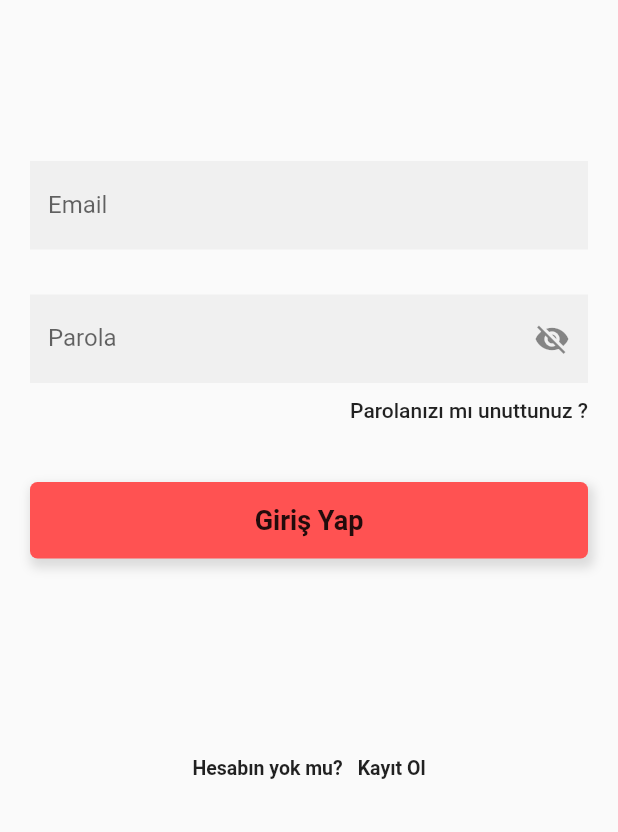
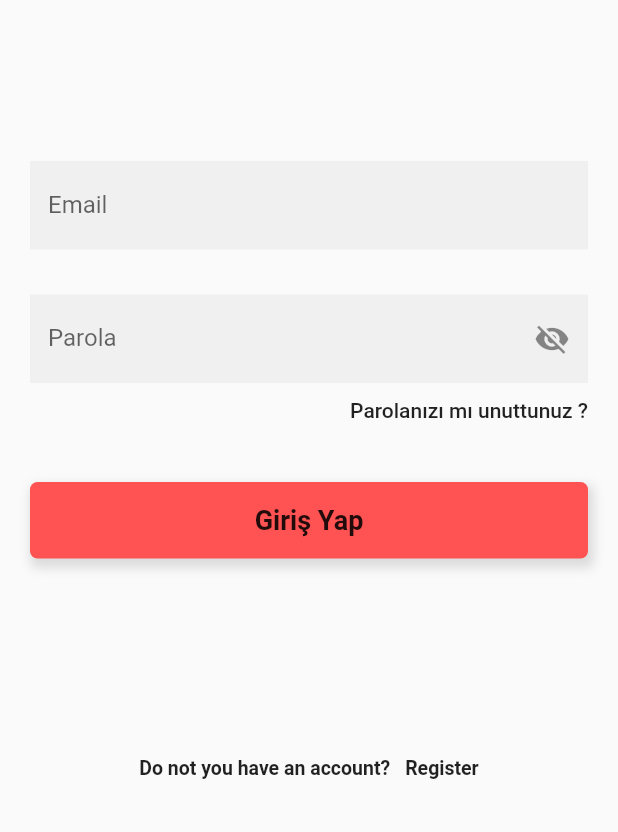
Before and after one commit to FiratAlabuga/KanDostumV2, a Flutter app: the screen it shows after launch, on a phone screen of 412 x 824 dp, the part 404-1236 px from its top. Run offline on Flutter 3.47's test engine with Material 2 defaults, Android fonts, the light colour scheme and no system bars; our stand-ins replace bottom_navy_bar, cloud_firestore, dynamic_theme, expansion_tile_card, extended_image, firebase_auth and 10 more; missing offline and left inert: maps_launcher, search_cep, simple_speed_dial, social_share; accounts and stored records are empty; generated files the repository leaves out were written again.

Commit message:
Update sign_in_page.dart
Şilan

```diff
--- a/Mobil_App/lib/app/modules/login/pages/sign_in_page.dart
+++ b/Mobil_App/lib/app/modules/login/pages/sign_in_page.dart
@@ -46,7 +46,7 @@ class _SignInPageState extends State<SignInPage> {
   }
 
   onError(error) {
-    SnackBarHelper.showFailureMessage(context, title: 'Hata', message: error);
+    SnackBarHelper.showFailureMessage(context, title: 'Error', message: error);
   }
 
   navigatorToRegisterPage() {
@@ -119,8 +119,8 @@ class _SignInPageState extends State<SignInPage> {
                 ),
                 Expanded(child: SizedBox()),
                 MetinButton(
-                  question: 'Hesabın yok mu?',
-                  label: 'Kayıt Ol',
+                  question: 'Do not you have an account?',
+                  label: 'Register',
                   onTap: navigatorToRegisterPage,
                 ),
               ],
```
